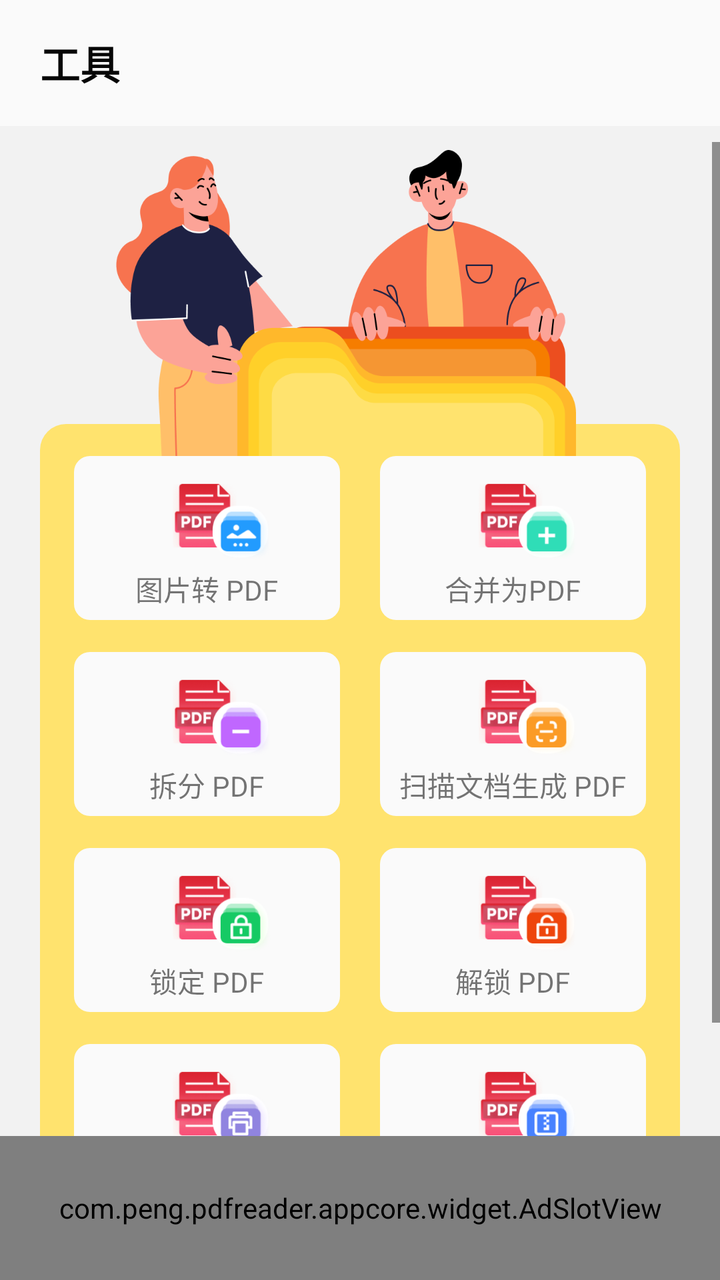
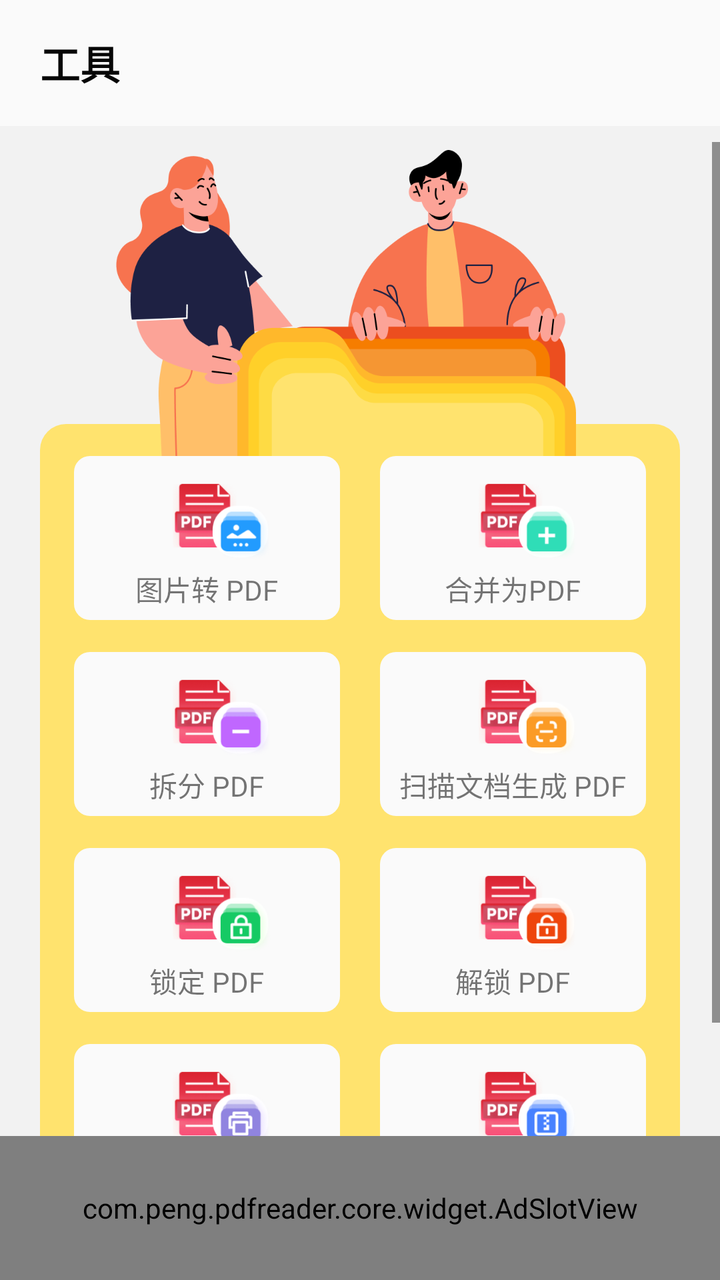

The first picture is an Android layout as it rendered before a commit; the second is the same layout after the commit. The layout source and the unified diff follow.
<!-- AndroidManifest.xml: application theme Theme.PdfReader -->
<!-- res/layout/fragment_tools.xml -->
<?xml version="1.0" encoding="utf-8"?>
<androidx.constraintlayout.widget.ConstraintLayout xmlns:android="http://schemas.android.com/apk/res/android"
    android:layout_width="match_parent"
    android:layout_height="match_parent"
    xmlns:app="http://schemas.android.com/apk/res-auto"
    android:background="@color/surface_subtle"
    android:orientation="vertical">

    <TextView
        android:id="@+id/title"
        android:layout_width="match_parent"
        android:layout_height="63dp"
        android:gravity="center_vertical"
        android:paddingLeft="20dp"
        android:text="@string/tools"
        android:textColor="#ff060606"
        android:textSize="20sp"
        android:textStyle="bold"
        android:background="#fffafafa"
        app:layout_constraintTop_toTopOf="parent"
        />

    <ScrollView
        android:id="@+id/scroll"
        android:layout_width="match_parent"
        android:layout_height="0dp"
        android:layout_marginTop="8dp"
        android:overScrollMode="never"
        app:layout_constraintTop_toBottomOf="@+id/title"
        app:layout_constraintBottom_toTopOf="@+id/adBanner"
        >

        <LinearLayout
            android:layout_width="match_parent"
            android:layout_height="match_parent"
            android:layout_marginHorizontal="20dp"
            android:orientation="vertical">

            <FrameLayout
                android:layout_width="match_parent"
                android:layout_height="wrap_content">

                <LinearLayout
                    android:layout_width="match_parent"
                    android:layout_height="420dp"
                    android:background="@drawable/bg_yellow_r13"
                    android:orientation="vertical"
                    android:layout_marginTop="141dp"
                    android:paddingHorizontal="17dp">

                    <LinearLayout
                        android:layout_width="match_parent"
                        android:layout_height="wrap_content"
                        android:layout_marginTop="16dp"
                        android:orientation="horizontal">

                        <LinearLayout
                            android:id="@+id/llImageToPDF"
                            android:layout_width="0dp"
                            android:layout_height="82dp"
                            android:layout_weight="1"
                            android:background="@drawable/bg_card_r8"
                            android:gravity="center_horizontal"
                            android:orientation="vertical">

                            <ImageView
                                android:layout_width="80dp"
                                android:layout_height="44dp"
                                android:layout_marginTop="8dp"
                                android:src="@mipmap/ic_tools_image_to_pdf" />

                            <TextView
                                android:layout_width="wrap_content"
                                android:layout_height="wrap_content"
                                android:layout_marginTop="4dp"
                                android:text="@string/image_to_pdf" />

                        </LinearLayout>

                        <View
                            android:layout_width="20dp"
                            android:layout_height="1dp" />

                        <LinearLayout
                            android:id="@+id/llMergePDF"
                            android:layout_width="0dp"
                            android:layout_height="82dp"
                            android:layout_weight="1"
                            android:background="@drawable/bg_card_r8"
                            android:gravity="center_horizontal"
                            android:orientation="vertical">

                            <ImageView
                                android:layout_width="80dp"
                                android:layout_height="44dp"
                                android:layout_marginTop="8dp"
                                android:src="@mipmap/ic_tools_merge_pdf" />

                            <TextView
                                android:layout_width="wrap_content"
                                android:layout_height="wrap_content"
                                android:layout_marginTop="4dp"
                                android:text="@string/merge_to_pdf" />

                        </LinearLayout>

                    </LinearLayout>

                    <LinearLayout
                        android:layout_width="match_parent"
                        android:layout_height="wrap_content"
                        android:layout_marginTop="16dp"
                        android:orientation="horizontal">

                        <LinearLayout
                            android:id="@+id/llSplitPDF"
                            android:layout_width="0dp"
                            android:layout_height="82dp"
                            android:layout_weight="1"
                            android:background="@drawable/bg_card_r8"
                            android:gravity="center_horizontal"
                            android:orientation="vertical">

                            <ImageView
                                android:layout_width="80dp"
                                android:layout_height="44dp"
                                android:layout_marginTop="8dp"
                                android:src="@mipmap/ic_tools_split_pdf" />

                            <TextView
                                android:layout_width="wrap_content"
                                android:layout_height="wrap_content"
                                android:layout_marginTop="4dp"
                                android:text="@string/split" />

                        </LinearLayout>

                        <View
                            android:layout_width="20dp"
                            android:layout_height="1dp" />

                        <LinearLayout
                            android:id="@+id/llScanPDF"
                            android:layout_width="0dp"
                            android:layout_height="82dp"
                            android:layout_weight="1"
                            android:background="@drawable/bg_card_r8"
                            android:gravity="center_horizontal"
                            android:orientation="vertical">

                            <ImageView
                                android:layout_width="80dp"
                                android:layout_height="44dp"
                                android:layout_marginTop="8dp"
                                android:src="@mipmap/ic_tools_scan" />

                            <TextView
                                android:layout_width="wrap_content"
                                android:layout_height="wrap_content"
                                android:layout_marginTop="4dp"
                                android:text="@string/scan_to_pdf" />

                        </LinearLayout>

                    </LinearLayout>

                    <LinearLayout
                        android:layout_width="match_parent"
                        android:layout_height="wrap_content"
                        android:layout_marginTop="16dp"
                        android:orientation="horizontal">

                        <LinearLayout
                            android:id="@+id/llLockPDF"
                            android:layout_width="0dp"
                            android:layout_height="82dp"
                            android:layout_weight="1"
                            android:background="@drawable/bg_card_r8"
                            android:gravity="center_horizontal"
                            android:orientation="vertical">

                            <ImageView
                                android:layout_width="80dp"
                                android:layout_height="44dp"
                                android:layout_marginTop="8dp"
                                android:src="@mipmap/ic_tools_lock" />

                            <TextView
                                android:layout_width="wrap_content"
                                android:layout_height="wrap_content"
                                android:layout_marginTop="4dp"
                                android:text="@string/tools_label_lock" />

                        </LinearLayout>

                        <View
                            android:layout_width="20dp"
                            android:layout_height="1dp" />

                        <LinearLayout
                            android:id="@+id/llUnlockPDF"
                            android:layout_width="0dp"
                            android:layout_height="82dp"
                            android:layout_weight="1"
                            android:background="@drawable/bg_card_r8"
                            android:gravity="center_horizontal"
                            android:orientation="vertical">

                            <ImageView
                                android:layout_width="80dp"
                                android:layout_height="44dp"
                                android:layout_marginTop="8dp"
                                android:src="@mipmap/ic_tools_unlock" />

                            <TextView
                                android:layout_width="wrap_content"
                                android:layout_height="wrap_content"
                                android:layout_marginTop="4dp"
                                android:text="@string/tools_label_unlock" />

                        </LinearLayout>

                    </LinearLayout>

                    <LinearLayout
                        android:layout_width="match_parent"
                        android:layout_height="wrap_content"
                        android:layout_marginTop="16dp"
                        android:orientation="horizontal">

                        <LinearLayout
                            android:id="@+id/llPrintPDF"
                            android:layout_width="0dp"
                            android:layout_height="82dp"
                            android:layout_weight="1"
                            android:background="@drawable/bg_card_r8"
                            android:gravity="center_horizontal"
                            android:orientation="vertical">

                            <ImageView
                                android:layout_width="80dp"
                                android:layout_height="44dp"
                                android:layout_marginTop="8dp"
                                android:src="@mipmap/ic_tools_print_pdf" />

                            <TextView
                                android:layout_width="wrap_content"
                                android:layout_height="wrap_content"
                                android:layout_marginTop="4dp"
                                android:text="@string/tools_print_title" />

                        </LinearLayout>

                        <View
                            android:layout_width="20dp"
                            android:layout_height="1dp" />

                        <LinearLayout
                            android:id="@+id/llCompressPDF"
                            android:layout_width="0dp"
                            android:layout_height="82dp"
                            android:layout_weight="1"
                            android:background="@drawable/bg_card_r8"
                            android:gravity="center_horizontal"
                            android:orientation="vertical">

                            <ImageView
                                android:layout_width="80dp"
                                android:layout_height="44dp"
                                android:layout_marginTop="8dp"
                                android:src="@mipmap/ic_tools_compress" />

                            <TextView
                                android:layout_width="wrap_content"
                                android:layout_height="wrap_content"
                                android:layout_marginTop="4dp"
                                android:text="@string/compress" />

                        </LinearLayout>

                    </LinearLayout>

                </LinearLayout>

                <ImageView
                    android:id="@+id/ivIllustration"
                    android:layout_width="match_parent"
                    android:layout_height="157dp"
                    android:layout_gravity="top|start"
                    android:contentDescription="@string/tools"
                    android:src="@mipmap/bg_tools" />

            </FrameLayout>
        </LinearLayout>

    </ScrollView>

    <com.peng.pdfreader.appcore.widget.AdSlotView
        android:id="@+id/adBanner"
        android:layout_width="match_parent"
        android:layout_height="72dp"
        app:layout_constraintBottom_toBottomOf="parent"
        />

</androidx.constraintlayout.widget.ConstraintLayout>
<!-- resources referenced by this layout -->
<resources>
  <color name="surface_subtle">#f2f2f2</color>
  <!-- drawable bg_card_r8 (drawable) -->
  <?xml version="1.0" encoding="utf-8"?>
  <shape xmlns:android="http://schemas.android.com/apk/res/android"
      android:shape="rectangle"
      >
      <solid android:color="#fffafafa"/>
      <corners android:radius="8dp"/>
  </shape>
  <!-- drawable bg_yellow_r13 (drawable) -->
  <?xml version="1.0" encoding="utf-8"?>
  <shape xmlns:android="http://schemas.android.com/apk/res/android"
      android:shape="rectangle">
      <solid android:color="#ffffe36e" />
      <corners android:radius="13dp" />
  </shape>
  <string name="compress">压缩</string>
  <string name="image_to_pdf">图片转 PDF</string>
  <string name="merge_to_pdf">合并为PDF</string>
  <string name="scan_to_pdf">扫描文档生成 PDF</string>
  <string name="split">拆分 PDF</string>
  <string name="tools">工具</string>
  <string name="tools_label_lock">锁定 PDF</string>
  <string name="tools_label_unlock">解锁 PDF</string>
  <string name="tools_print_title">PDF 打印</string>
  <style name="Theme.PdfReader" parent="Theme.AppCore">
          <item name="android:windowBackground">@color/surface_subtle</item>
      </style>
  <color name="brand_primary">#da232f</color>
  <color name="brand_primary_dark">#dc2634</color>
  <color name="text_on_tint">#f8fbff</color>
  <color name="status_error_deep">#cc2631</color>
  <color name="surface_card">#fafafa</color>
  <color name="text_primary">#060606</color>
  <color name="surface_muted">#f1f1f1</color>
  <color name="text_tertiary">#666666</color>
  <color name="status_error_crimson">#c42e47</color>
  <color name="text_secondary">#333333</color>
  <color name="text_placeholder">#999999</color>
  <style name="ThemeOverlay.AppCore.Dialog" parent="ThemeOverlay.MaterialComponents.MaterialAlertDialog">
          <item name="alertDialogStyle">@style/MaterialAlertDialog.AppCore</item>
          <item name="materialAlertDialogTitleTextStyle">@style/MaterialAlertDialog.AppCore.Title</item>
          <item name="buttonBarPositiveButtonStyle">@style/Widget.AppCore.Button.Text</item>
          <item name="buttonBarNegativeButtonStyle">@style/Widget.AppCore.Button.Text</item>
      </style>
  <style name="Widget.AppCore.BottomSheet" parent="Widget.MaterialComponents.BottomSheet.Modal">
          <item name="backgroundTint">@color/surface_white_alt</item>
          <item name="shapeAppearanceOverlay">@style/ShapeAppearance.AppCore.BottomSheet</item>
          <item name="android:background">@android:color/transparent</item>
      </style>
  <color name="surface_white_alt">#fffdfd</color>
  <style name="MaterialAlertDialog.AppCore" parent="MaterialAlertDialog.MaterialComponents">
          <item name="shapeAppearanceOverlay">@style/ShapeAppearance.AppCore.Dialog</item>
          <item name="backgroundTint">@color/surface_white_alt</item>
      </style>
  <style name="MaterialAlertDialog.AppCore.Title" parent="MaterialAlertDialog.MaterialComponents.Title.Text">
          <item name="android:textColor">@color/text_primary</item>
      </style>
  <style name="Widget.AppCore.Button.Text" parent="Widget.MaterialComponents.Button.TextButton">
          <item name="android:textColor">@color/text_on_tint</item>
          <item name="android:letterSpacing">0</item>
          <item name="android:textSize">16sp</item>
      </style>
  <style name="ShapeAppearance.AppCore.BottomSheet" parent="">
          <item name="cornerFamily">rounded</item>
          <item name="cornerSizeTopLeft">@dimen/radius_xl</item>
          <item name="cornerSizeTopRight">@dimen/radius_xl</item>
          <item name="cornerSizeBottomLeft">0dp</item>
          <item name="cornerSizeBottomRight">0dp</item>
      </style>
  <style name="ShapeAppearance.AppCore.Dialog" parent="">
          <item name="cornerFamily">rounded</item>
          <item name="cornerSize">@dimen/radius_xl</item>
      </style>
  <dimen name="radius_xl">16dp</dimen>
  <!-- unchanged entries left out for length: 11 -->
</resources>

<!-- the commit's change to res/layout/fragment_tools.xml (unified diff, before → after) -->
@@ -295,7 +295,7 @@
 
     </ScrollView>
 
-    <com.peng.pdfreader.appcore.widget.AdSlotView
+    <com.peng.pdfreader.core.widget.AdSlotView
         android:id="@+id/adBanner"
         android:layout_width="match_parent"
         android:layout_height="72dp"
